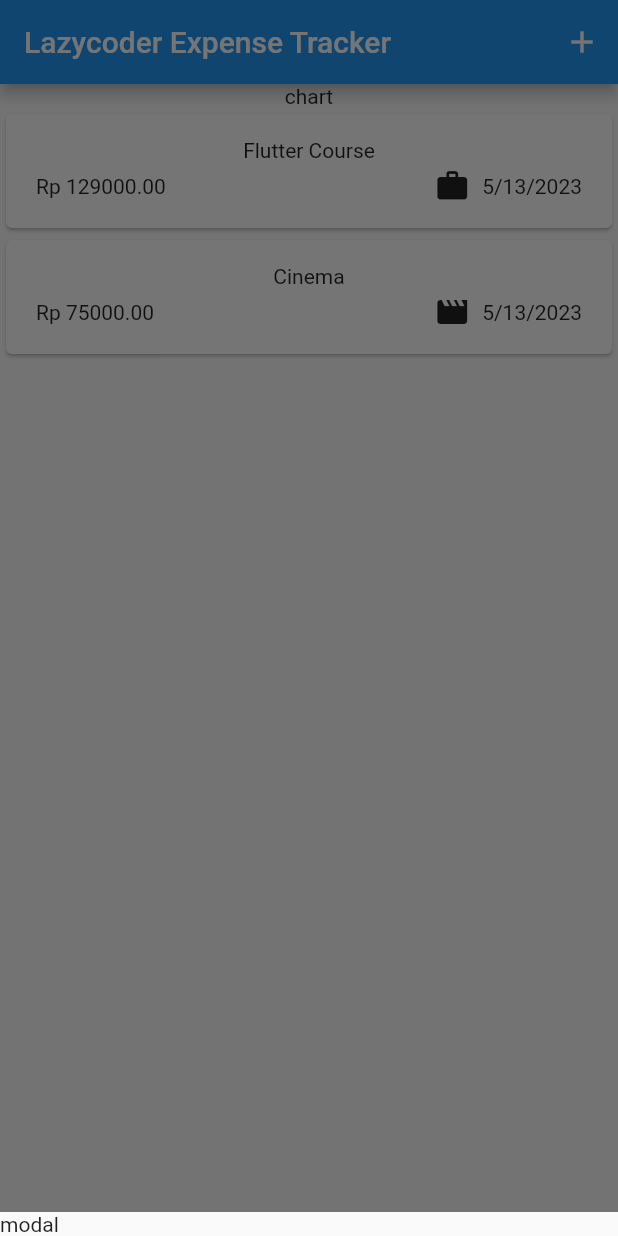
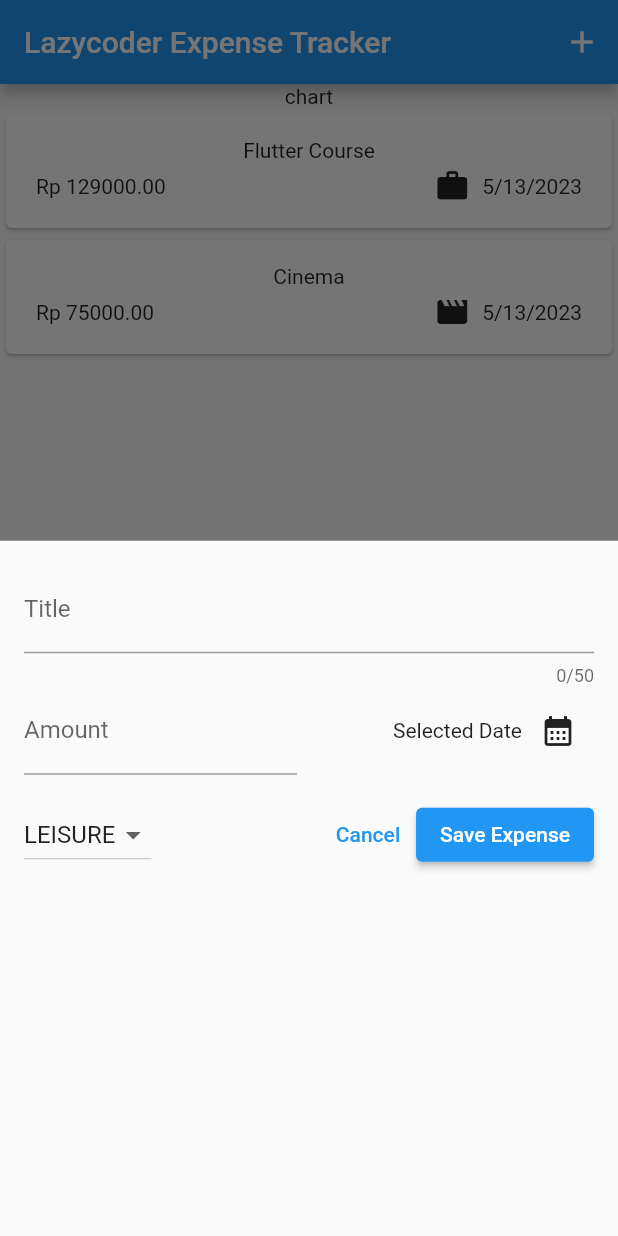
Before and after one commit to matiuskm/expense_tracker, a Flutter app: the screen it shows after launch, after a tap on the "add" icon, on a phone screen of 412 x 824 dp. Run offline on Flutter 3.47's test engine with Material 2 defaults, Android fonts, the phone set to English and light mode, and no system bars.

Commit message:
part 116

```diff
--- /dev/null
+++ b/config.json
@@ -0,0 +1,4 @@
+{
+    "openai_key": "",
+    "modules": []
+}
--- a/lib/widgets/expenses.dart
+++ b/lib/widgets/expenses.dart
@@ -1,5 +1,6 @@
 import 'package:expense_tracker/widgets/expenses_list/expenses_list.dart';
 import 'package:expense_tracker/models/expense.dart';
+import 'package:expense_tracker/widgets/new_expense.dart';
 import 'package:flutter/material.dart';
 
 class Expenses extends StatefulWidget {
@@ -30,7 +31,7 @@ class _ExpensesState extends State<Expenses> {
   void _openAddExpenseOverlay() {
     showModalBottomSheet(
       context: context,
-      builder: (ctx) => const Text("modal"),
+      builder: (ctx) => const NewExpense(),
     );
   }
 
--- /dev/null
+++ b/lib/widgets/new_expense.dart
@@ -0,0 +1,146 @@
+import 'package:expense_tracker/models/expense.dart';
+import 'package:flutter/material.dart';
+
+class NewExpense extends StatefulWidget {
+  const NewExpense({super.key});
+
+  @override
+  State<NewExpense> createState() {
+    return _NewExpenseState();
+  }
+}
+
+class _NewExpenseState extends State<NewExpense> {
+  final _titleController = TextEditingController();
+  final _amountController = TextEditingController();
+  DateTime? _selectedDate;
+  Category _selectedCategory = Category.leisure;
+
+  void _presentDatePicker() async {
+    final now = DateTime.now();
+    final firstDate = DateTime(now.year - 1, now.month, now.day);
+    final pickedDate = await showDatePicker(
+      context: context,
+      initialDate: now,
+      firstDate: firstDate,
+      lastDate: now,
+    );
+    setState(() => _selectedDate = pickedDate);
+  }
+
+  @override
+  void dispose() {
+    _titleController.dispose();
+    _amountController.dispose();
+    super.dispose();
+  }
+
+  void _submitExpenseData() {
+    final enteredAmount = double.tryParse(_amountController.text);
+    final amountIsInvalid = enteredAmount == null || enteredAmount <= 0;
+    if (_titleController.text.trim().isEmpty ||
+        amountIsInvalid ||
+        _selectedDate == null) {
+      showDialog(
+        context: context,
+        builder: (ctx) => AlertDialog(
+          title: const Text("Invalid input"),
+          content: const Text(
+              "Please make sure a valid title, amount, date and category was entered."),
+          actions: [
+            TextButton(
+              onPressed: () => Navigator.pop(context),
+              child: const Text('OK'),
+            ),
+          ],
+        ),
+      );
+      return;
+    }
+  }
+
+  @override
+  Widget build(BuildContext context) {
+    return Padding(
+      padding: const EdgeInsets.all(16),
+      child: Column(
+        children: [
+          TextField(
+            controller: _titleController,
+            maxLength: 50,
+            decoration: const InputDecoration(
+              label: Text("Title"),
+            ),
+          ),
+          Row(
+            children: [
+              Expanded(
+                child: TextField(
+                  controller: _amountController,
+                  keyboardType: TextInputType.number,
+                  decoration: const InputDecoration(
+                    prefixText: 'Rp ',
+                    label: Text("Amount"),
+                  ),
+                ),
+              ),
+              const SizedBox(
+                width: 16.0,
+              ),
+              Expanded(
+                child: Row(
+                  mainAxisAlignment: MainAxisAlignment.end,
+                  crossAxisAlignment: CrossAxisAlignment.center,
+                  children: [
+                    Text(_selectedDate == null
+                        ? "Selected Date"
+                        : formatter.format(_selectedDate!)),
+                    IconButton(
+                      onPressed: _presentDatePicker,
+                      icon: const Icon(
+                        Icons.calendar_month,
+                      ),
+                    ),
+                  ],
+                ),
+              ),
+            ],
+          ),
+          const SizedBox(
+            height: 16.0,
+          ),
+          Row(
+            children: [
+              DropdownButton(
+                value: _selectedCategory,
+                items: Category.values
+                    .map(
+                      (category) => DropdownMenuItem(
+                        value: category,
+                        child: Text(
+                          category.name.toUpperCase(),
+                        ),
+                      ),
+                    )
+                    .toList(),
+                onChanged: (value) {
+                  if (value == null) return;
+                  setState(() => _selectedCategory = value);
+                },
+              ),
+              const Spacer(),
+              TextButton(
+                onPressed: () => Navigator.pop(context),
+                child: const Text('Cancel'),
+              ),
+              ElevatedButton(
+                onPressed: _submitExpenseData,
+                child: const Text('Save Expense'),
+              ),
+            ],
+          ),
+        ],
+      ),
+    );
+  }
+}
```
Also changed, not shown: pubspec.lock, 2 other files.
